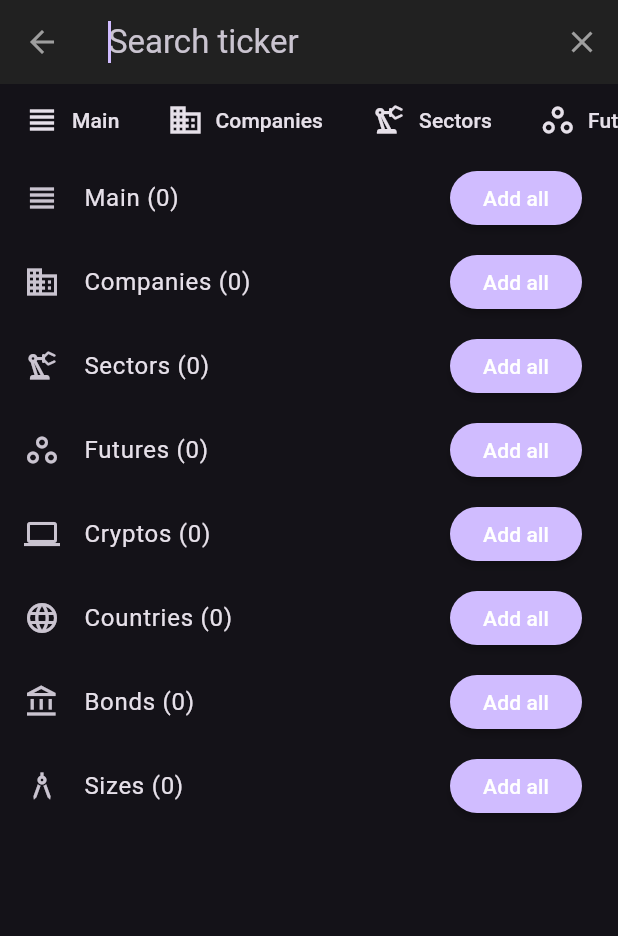
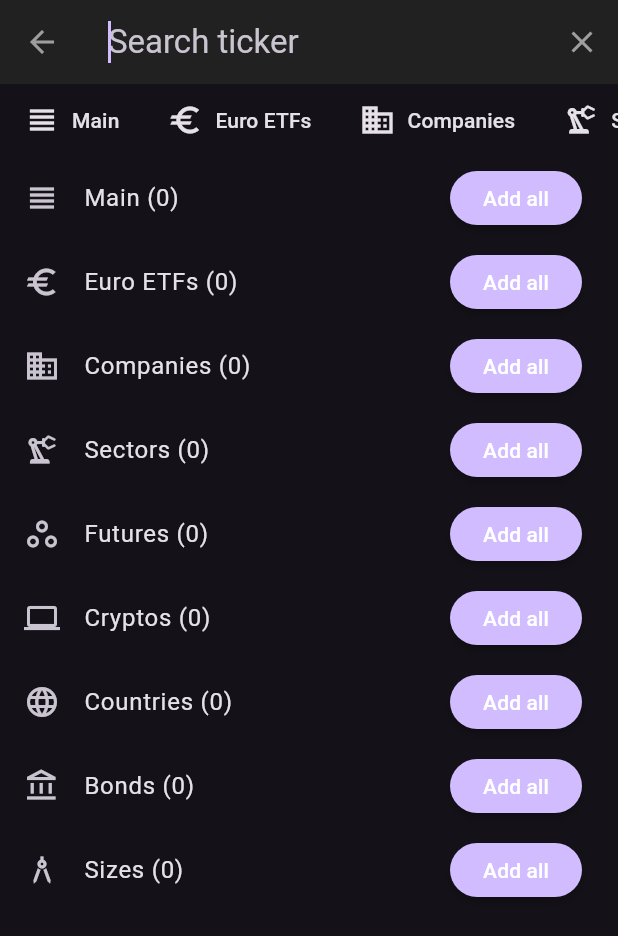
Before and after one commit to ivofernandes/ticker_search, a Flutter app: the screen it shows after launch, after a tap on the "add" icon, on a phone screen of 412 x 824 dp. Shown: the top 936 px of the screen. Run offline on Flutter 3.47's test engine with Material 3 defaults, Android fonts, the phone set to English and light mode, and no system bars; missing offline and left inert: stock_market_data.

```diff
--- a/example/lib/main.dart
+++ b/example/lib/main.dart
@@ -93,6 +93,11 @@ class _SearchWidgetState extends State<SearchWidget> {
                     TickersList.main,
                   ),
                   TickerSuggestion(
+                    const Icon(Icons.euro),
+                    'Euro ETFs',
+                    TickersList.europeanEtfs,
+                  ),
+                  TickerSuggestion(
                     const Icon(Icons.business_sharp),
                     'Companies',
                     TickersList.companies,
--- a/example/pubspec.yaml
+++ b/example/pubspec.yaml
@@ -42,6 +42,9 @@ dependencies:
 dev_dependencies:
   flutter_test:
     sdk: flutter
+
+dependency_overrides:
+  win32: ^5.5.4
 
   # The "flutter_lints" package below contains a set of recommended lints to
   # encourage good coding practices. The lint set provided by the package is
--- a/pubspec.yaml
+++ b/pubspec.yaml
@@ -1,6 +1,6 @@
 name: ticker_search
 description: A new Flutter package to search for tickers of companies, ETFs, and cryptocurrencies.
-version: 0.0.7
+version: 0.0.8
 homepage: https://incaview.com
 repository: https://github.com/ivofernandes/ticker_search
 
@@ -11,7 +11,7 @@ environment:
 dependencies:
   flutter:
     sdk: flutter
-  stock_market_data: ^0.1.2
+  stock_market_data: ^0.1.3
 
 dev_dependencies:
   flutter_test:
```
Also changed, not shown: example/pubspec.lock, 11 other files.
